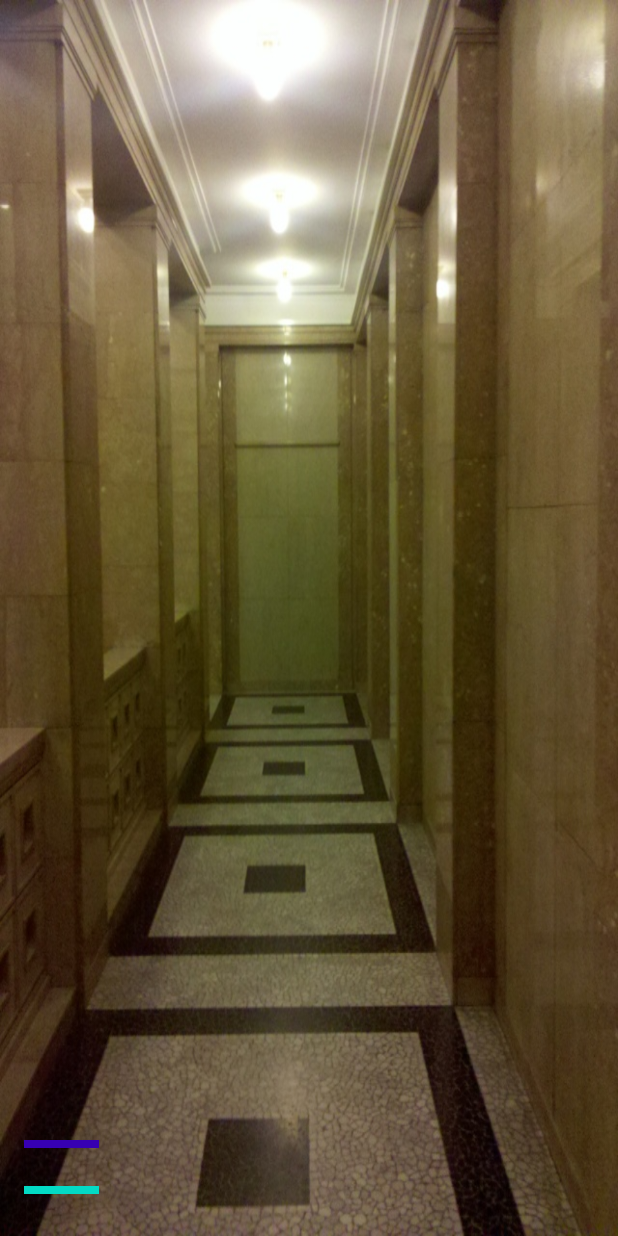
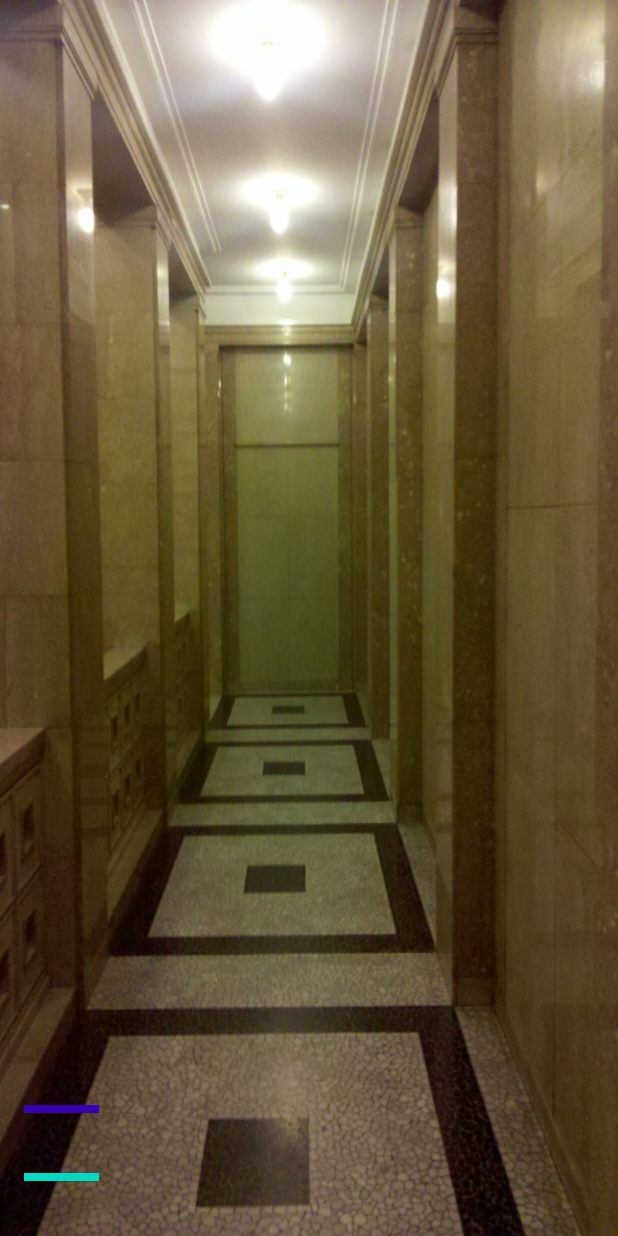
Before and after one commit to andreas-repo/Mueckenmassaker, an Android app: the layout activity_game.xml on its own in the app's theme, with its tools: preview values and no code run, on a phone screen of 412 x 824 dp. Run offline under Robolectric (Android 15) with nearby library versions, the light colour scheme and no system bars.

Commit message:
-- game logic implemented

```diff
--- a/app/src/main/res/layout/activity_game.xml
+++ b/app/src/main/res/layout/activity_game.xml
@@ -32,32 +32,40 @@
 
     <FrameLayout
         android:id="@+id/gameAreaFrameLayout"
-        android:layout_width="379dp"
-        android:layout_height="599dp"
+        android:layout_width="382dp"
+        android:layout_height="535dp"
         android:layout_marginTop="16dp"
         android:layout_marginBottom="16dp"
         app:layout_constraintBottom_toTopOf="@+id/linearLayout"
         app:layout_constraintEnd_toEndOf="parent"
         app:layout_constraintStart_toStartOf="parent"
-        app:layout_constraintTop_toBottomOf="@+id/roundText">
-
-    </FrameLayout>
+        app:layout_constraintTop_toBottomOf="@+id/roundText"/>
 
     <LinearLayout
         android:id="@+id/linearLayout"
-        android:layout_width="378dp"
-        android:layout_height="61dp"
+        android:layout_width="375dp"
+        android:layout_height="91dp"
         android:layout_marginStart="16dp"
         android:layout_marginBottom="16dp"
         android:orientation="vertical"
         app:layout_constraintBottom_toBottomOf="parent"
-        app:layout_constraintStart_toStartOf="parent" >
+        app:layout_constraintStart_toStartOf="parent">
 
         <FrameLayout
             android:layout_width="match_parent"
-            android:layout_height="32dp"
+            android:layout_height="45dp"
             app:layout_constraintEnd_toEndOf="parent"
             app:layout_constraintStart_toStartOf="parent">
+
+            <TextView
+                android:id="@+id/hits_text"
+                android:layout_width="wrap_content"
+                android:layout_height="wrap_content"
+                android:layout_gravity="right"
+                android:layout_marginStart="16dp"
+                android:layout_marginLeft="16dp"
+                android:textColor="@color/colorPrimaryDark"
+                app:layout_constraintStart_toStartOf="parent" />
 
             <FrameLayout
                 android:id="@+id/bar_hits"
@@ -77,6 +85,18 @@
             app:layout_constraintEnd_toEndOf="parent"
             app:layout_constraintStart_toStartOf="parent">
 
+            <TextView
+                android:id="@+id/time_text"
+                android:layout_width="wrap_content"
+                android:layout_height="wrap_content"
+                android:layout_gravity="right"
+                android:layout_marginStart="16dp"
+                android:layout_marginLeft="16dp"
+                android:layout_marginBottom="16dp"
+                android:textColor="@color/colorAccent"
+                app:layout_constraintBottom_toBottomOf="parent"
+                app:layout_constraintStart_toStartOf="parent" />
+
             <FrameLayout
                 android:id="@+id/bar_time"
                 android:layout_width="50dp"
--- /dev/null
+++ b/app/src/main/res/values/ids.xml
@@ -0,0 +1,4 @@
+<?xml version="1.0" encoding="utf-8"?>
+<resources>
+    <item name="birthdate" type="id"/>
+</resources>
```
Also changed, not shown: app/src/main/java/de/androidnewcomer/mueckenmassaker/GameActivity.java (+113 -5 lines).
